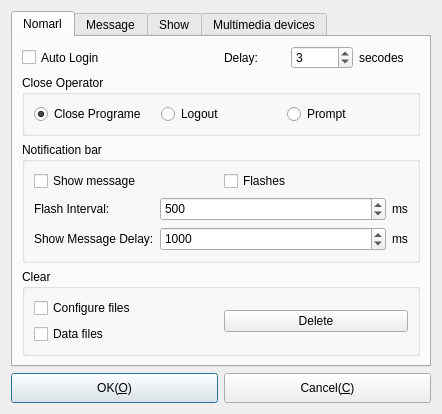
KangLin/RabbitIm, file Widgets/DlgOptions/DlgOptions.ui: the form before one commit.
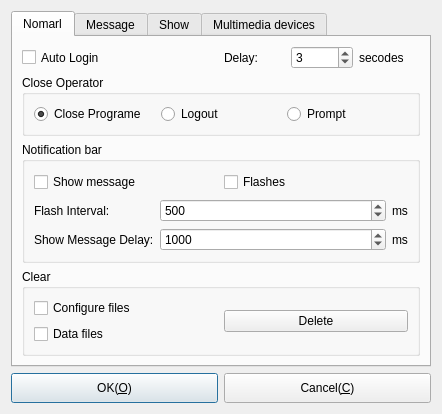
The form after the commit. The open tabs and pages were chosen to show the change. Icons and pictures are not drawn.

Commit message: 修改选项对话框

What changed in the file:
```diff
--- a/Widgets/DlgOptions/DlgOptions.ui
+++ b/Widgets/DlgOptions/DlgOptions.ui
@@ -182,7 +182,7 @@
        <item row="2" column="0">
         <widget class="QGroupBox" name="groupBox">
          <property name="sizePolicy">
-          <sizepolicy hsizetype="Preferred" vsizetype="Preferred">
+          <sizepolicy hsizetype="Preferred" vsizetype="Expanding">
            <horstretch>0</horstretch>
            <verstretch>0</verstretch>
           </sizepolicy>
@@ -227,7 +227,7 @@
             <item>
              <widget class="QSpinBox" name="sbFlashInterval">
               <property name="sizePolicy">
-               <sizepolicy hsizetype="Expanding" vsizetype="Expanding">
+               <sizepolicy hsizetype="Expanding" vsizetype="Preferred">
                 <horstretch>0</horstretch>
                 <verstretch>0</verstretch>
                </sizepolicy>
@@ -279,7 +279,7 @@
             <item>
              <widget class="QSpinBox" name="sbShowMessageDelay">
               <property name="sizePolicy">
-               <sizepolicy hsizetype="Expanding" vsizetype="Expanding">
+               <sizepolicy hsizetype="Expanding" vsizetype="Preferred">
                 <horstretch>0</horstretch>
                 <verstretch>0</verstretch>
                </sizepolicy>
```
Left out of the diff: 2 changed lines with no effect on the pictures.
